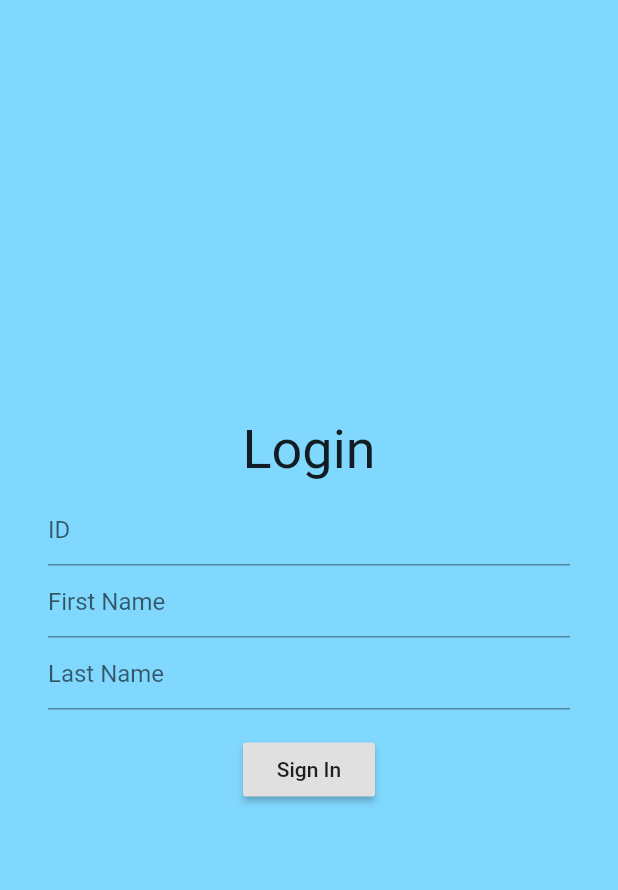
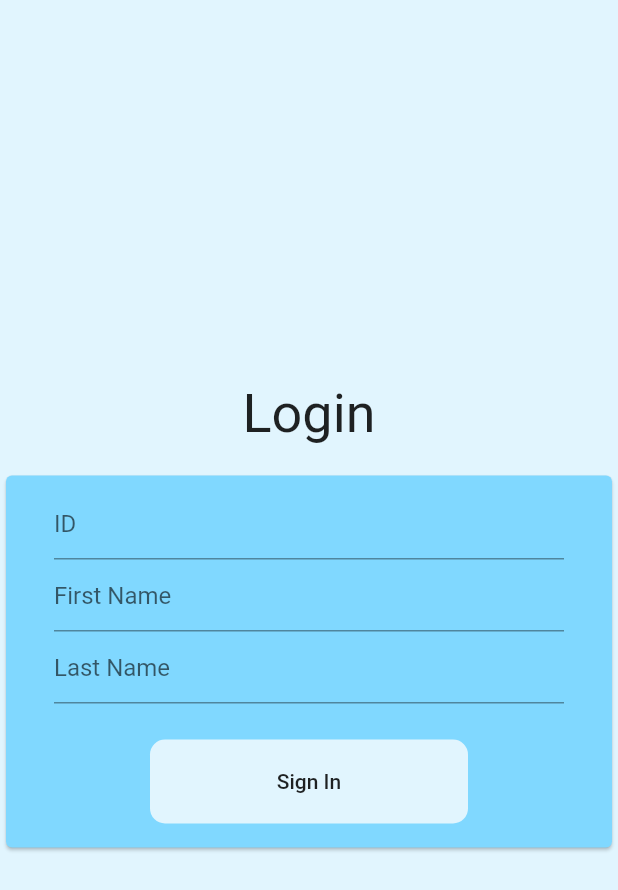
Before and after one commit to ktoosiu/Cztery-pory-roku, a Flutter app: the screen it shows after launch, on a phone screen of 412 x 824 dp. Shown: the top 890 px of the screen. Run offline on Flutter 3.47's test engine with Material 2 defaults, Android fonts, the phone set to English and light mode, and no system bars; our stand-ins replace datetime_picker_formfield, shared_preferences.

Commit message:
Layout redesigned

```diff
--- a/db.json
+++ b/db.json
@@ -12,7 +12,7 @@
       "name": "Ustawa nr 2",
       "date": "12/03/2019",
       "description": "Turpis massa tincidunt dui ut ornare lectus sit amet est. Enim nulla aliquet porttitor lacus luctus accumsan tortor posuere. Sed tempus urna et pharetra pharetra massa. Risus in hendrerit gravida rutrum quisque non tellus orci. Donec ultrices tincidunt arcu non sodales neque sodales ut etiam. Feugiat sed lectus vestibulum mattis. Purus viverra accumsan in nisl nisi scelerisque eu ultrices vitae. ",
-      "finish_date": "31/06/2019"
+      "finish_date": "31/04/2019"
     },
     {
       "id": 3,
--- a/lib/main.dart
+++ b/lib/main.dart
@@ -23,13 +23,15 @@ class MyApp extends StatelessWidget {
       },
     );
   }
-//TODO: Loader wszędzie gdzie async
-//TODO:redesign
+  //kolory dopasować
+  //add wycentrować
+  //usunąć new i widget
 
 // spacje z loginu itp?
 //login case sensitive?
 //jakieś tam okienko z potwierdzeniem?
 
+//Done:redesign
 //done odświeżanie rezolucji przy wyjściu z add
 //Done: dodać kto wysłał rezolucję
 //Done:finish date check (colours), check if user can send a Signature
--- a/lib/screens/list/resolution_screen.dart
+++ b/lib/screens/list/resolution_screen.dart
@@ -19,12 +19,13 @@ class ResolutionScreen extends StatelessWidget {
           )
         ],
       ),
-      floatingActionButton: FloatingActionButton(
+      floatingActionButton: FloatingActionButton.extended(
         onPressed: () {
           Navigator.pushNamed(context, Routes.createResolution).then(
               (object) => Navigator.pushNamed(context, Routes.resolutions));
         },
-        child: Icon(Icons.add),
+        icon: Icon(Icons.add),
+        label: Text('Add'),
       ),
       body: ResolutionList(),
     );
--- a/lib/screens/login/login.dart
+++ b/lib/screens/login/login.dart
@@ -1,18 +1,8 @@
-import 'package:cztery_pory_roku/utils/routes.dart';
 import 'package:flutter/material.dart';
-import 'package:shared_preferences/shared_preferences.dart';
 
 import '../../screens/login/login_form.dart';
 
 class Login extends StatelessWidget {
-  Future checkUser(context) async {
-    final SharedPreferences user = await SharedPreferences.getInstance();
-    var savedId = user.getInt('id');
-    if (savedId != null && savedId is int) {
-      Navigator.pushNamed(context, Routes.resolutions);
-    }
-  }
-
   @override
   Widget build(BuildContext context) {
     return Scaffold(
@@ -20,16 +10,22 @@ class Login extends StatelessWidget {
         child: Row(mainAxisSize: MainAxisSize.max, children: [
           Expanded(
             child: Container(
-              color: Colors.lightBlueAccent[100],
+              color: Colors.lightBlue[50],
               child: Column(
                 crossAxisAlignment: CrossAxisAlignment.center,
                 mainAxisAlignment: MainAxisAlignment.center,
                 children: [
-                  Text(
-                    'Login',
-                    style: TextStyle(fontSize: 36),
+                  Padding(
+                    padding: const EdgeInsets.only(bottom: 16.0),
+                    child: Text(
+                      'Login',
+                      style: TextStyle(fontSize: 36),
+                    ),
                   ),
-                  LoginForm()
+                  Card(
+                    child: LoginForm(),
+                    color: Colors.lightBlueAccent[100],
+                  )
                 ],
               ),
             ),
--- a/lib/screens/login/login_form.dart
+++ b/lib/screens/login/login_form.dart
@@ -80,9 +80,21 @@ class LoginFormState extends State<LoginForm> {
               },
             ),
             Padding(
-              padding: const EdgeInsets.only(top: 16.0),
-              child: RaisedButton(
-                child: Text('Sign In'),
+              padding: const EdgeInsets.fromLTRB(64, 24, 64, 8),
+              child: FlatButton(
+                shape: RoundedRectangleBorder(
+                    borderRadius: BorderRadius.circular(10.0)),
+                splashColor: Colors.blue,
+                color: Colors.lightBlue[50],
+                child: Row(
+                  mainAxisAlignment: MainAxisAlignment.center,
+                  children: [
+                    Padding(
+                      padding: const EdgeInsets.symmetric(vertical: 20.0),
+                      child: Text('Sign In'),
+                    ),
+                  ],
+                ),
                 onPressed: () async {
                   if (_loginFormKey.currentState.validate()) {
                     if (await checkMember(
```
Also changed, not shown: lib/screens/details/resolution_details.dart (+15 -4 lines), lib/screens/details/resolution_form.dart (+20 -2 lines), lib/screens/list/resolution_list.dart (+5 -2 lines), lib/screens/list/resolution_list_item.dart (+15 -8 lines), lib/screens/new/create_resolution_form.dart (+10 -2 lines).
